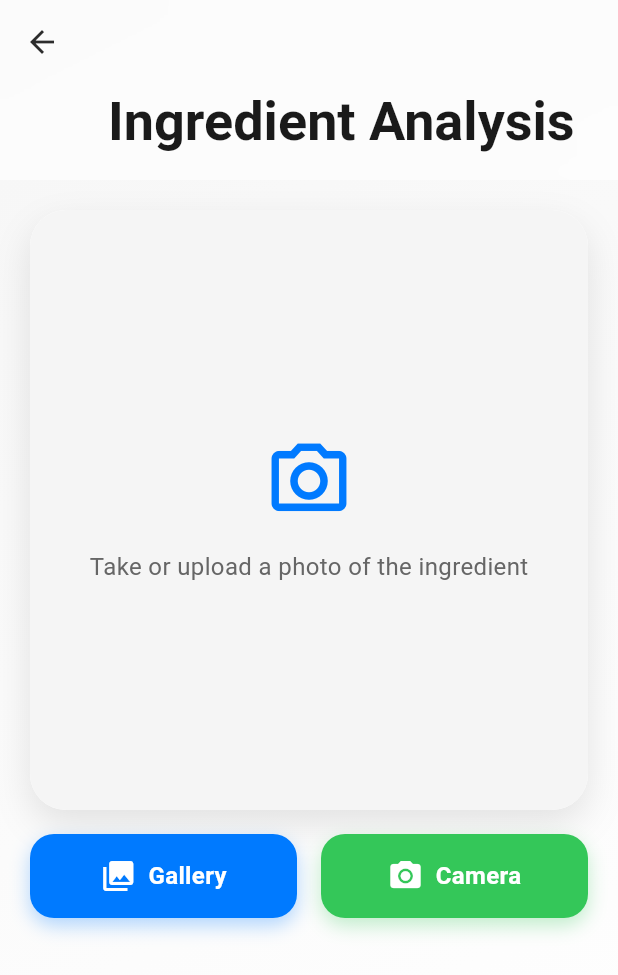
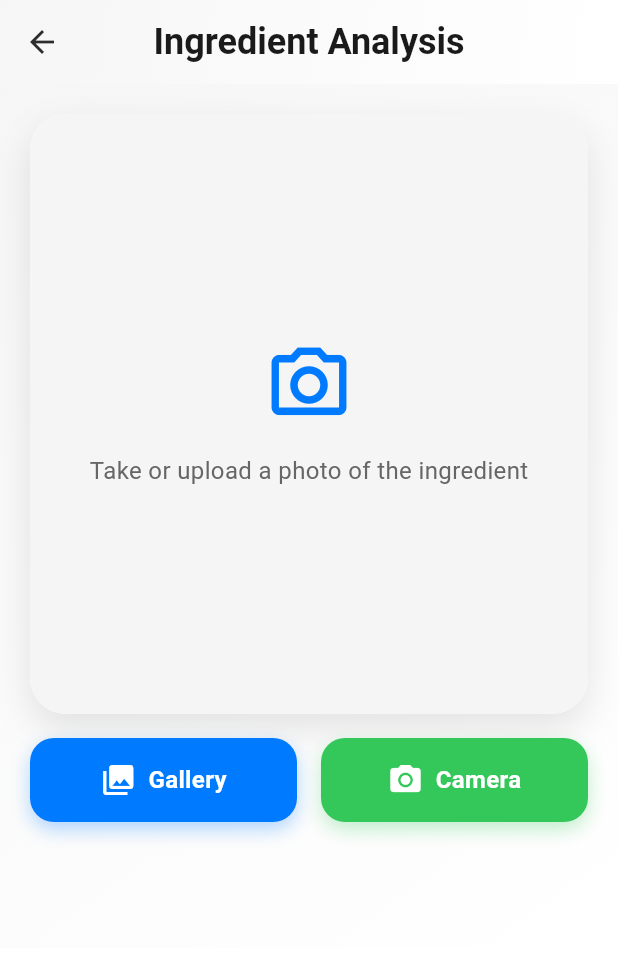
Before and after one commit to KelvinOvO/COMP3330-Cookpilot, a Flutter app: the CameraPage screen opened directly, on a phone screen of 412 x 824 dp. Shown: the top 975 px of the screen. Run offline on Flutter 3.47's test engine with Material 3 defaults, Android fonts, the phone set to English and light mode, and no system bars; our stand-ins replace built_collection, cached_network_image, dio, flutter_cache_manager, flutter_dotenv, image_picker and 1 more; missing offline and left inert: app_controller_client; network calls fail.

Commit message:
UI consistent

```diff
--- a/lib/pages/camera_page.dart
+++ b/lib/pages/camera_page.dart
@@ -158,8 +158,31 @@ class _CameraPageState extends State<CameraPage> {
 
   @override
   Widget build(BuildContext context) {
+    final theme = Theme.of(context);
     return Scaffold(
-      body: Container(
+      appBar: AppBar(
+        backgroundColor: Colors.white,
+        elevation: 0,
+        flexibleSpace: Container(
+          decoration: const BoxDecoration(
+            gradient: LinearGradient(
+              begin: Alignment.topLeft,
+              end: Alignment.bottomRight,
+              colors: [Color(0xFFF6F6F6), Colors.white],
+            ),
+          ),
+        ),
+        title: Text(
+          'Ingredient Analysis',
+          style: theme.textTheme.titleLarge?.copyWith(
+            fontWeight: FontWeight.w600,
+            color: Color(0xFF1A1A1A),
+          ),
+        ),
+        centerTitle: true,
+      ),
+      body: SingleChildScrollView(
+        child: Container(
           decoration: const BoxDecoration(
             gradient: LinearGradient(
               begin: Alignment.topLeft,
@@ -168,34 +191,6 @@ class _CameraPageState extends State<CameraPage> {
             ),
           ),
           child: SafeArea(
-          child: CustomScrollView(
-            slivers: [
-              SliverAppBar(
-                expandedHeight: 120.0,
-                floating: true,
-                pinned: false,
-                backgroundColor: Colors.transparent,
-                elevation: 0,
-                flexibleSpace: FlexibleSpaceBar(
-                  title: const Text(
-                    'Ingredient Analysis',
-                    style: TextStyle(
-                      color: Color(0xFF1A1A1A),
-                      fontWeight: FontWeight.bold,
-                    ),
-                  ),
-                  collapseMode: CollapseMode.none,
-                  background: ClipRRect(
-                    child: BackdropFilter(
-                      filter: ImageFilter.blur(sigmaX: 10, sigmaY: 10),
-                      child: Container(
-                        color: Colors.white.withOpacity(0.6),
-                      ),
-                    ),
-                  ),
-                ),
-              ),
-              SliverToBoxAdapter(
             child: Padding(
               padding: const EdgeInsets.all(20.0),
               child: Column(
@@ -213,8 +208,6 @@ class _CameraPageState extends State<CameraPage> {
                 ],
               ),
             ),
-              ),
-            ],
           ),
         ),
       ),
```
Also changed, not shown: lib/pages/history_page.dart (+46 -3 lines), lib/pages/profile_page.dart (+46 -3 lines), lib/pages/search_page.dart (+11 -1 lines). Lines whose indentation alone changed are shown as unchanged.
